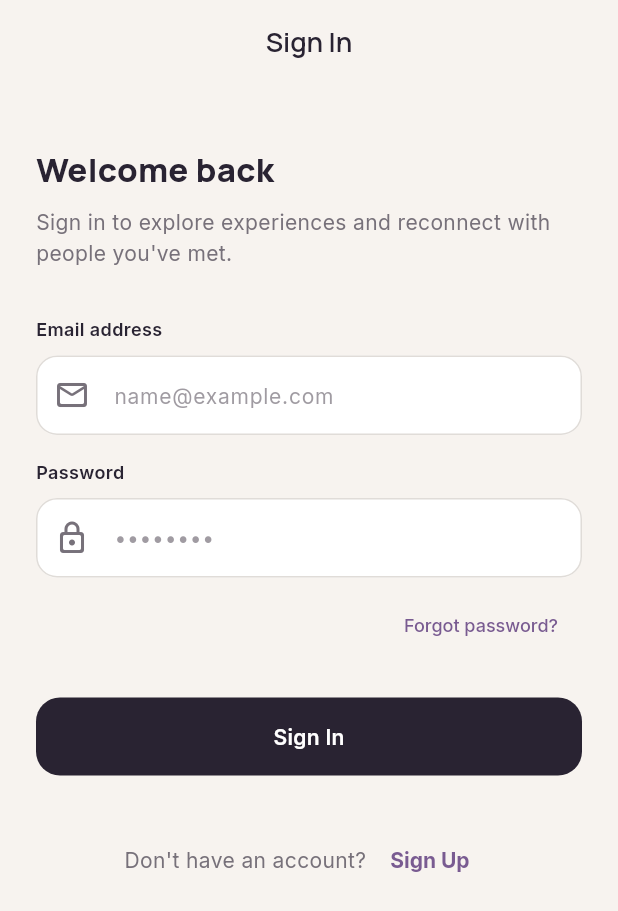
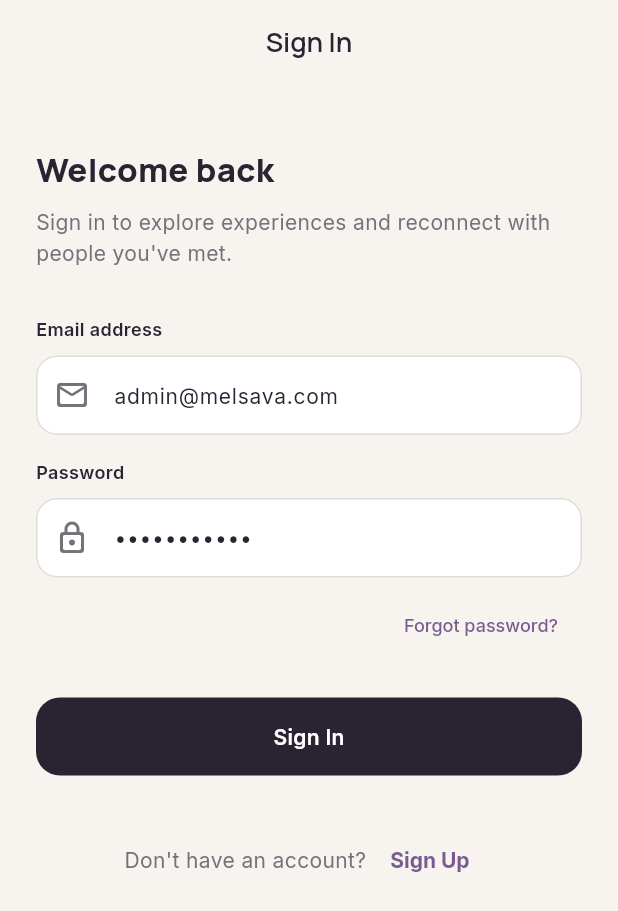
Before and after one commit to Subrata0Ghosh/melsava, a Flutter app: the SignInScreen screen opened by its route, on a phone screen of 412 x 824 dp. Shown: the top 911 px of the screen. Run offline on Flutter 3.47's test engine with Material 3 defaults, Android fonts, the phone set to English and light mode, and no system bars; our stand-ins replace cached_network_image, flutter_dotenv, flutter_riverpod, go_router, google_fonts, shared_preferences and 1 more; accounts and stored records are empty.

Commit message:
feat(auth): Pre-fill test credentials for seamless testing and instant emulator sign-in

```diff
--- a/lib/features/auth/presentation/sign_in_screen.dart
+++ b/lib/features/auth/presentation/sign_in_screen.dart
@@ -17,8 +17,8 @@ class SignInScreen extends ConsumerStatefulWidget {
 }
 
 class _SignInScreenState extends ConsumerState<SignInScreen> {
-  final _emailController = TextEditingController();
-  final _passwordController = TextEditingController();
+  final _emailController = TextEditingController(text: 'admin@melsava.com');
+  final _passwordController = TextEditingController(text: 'Melsava2026');
   bool _isLoading = false;
   String? _errorMessage;
 
```
